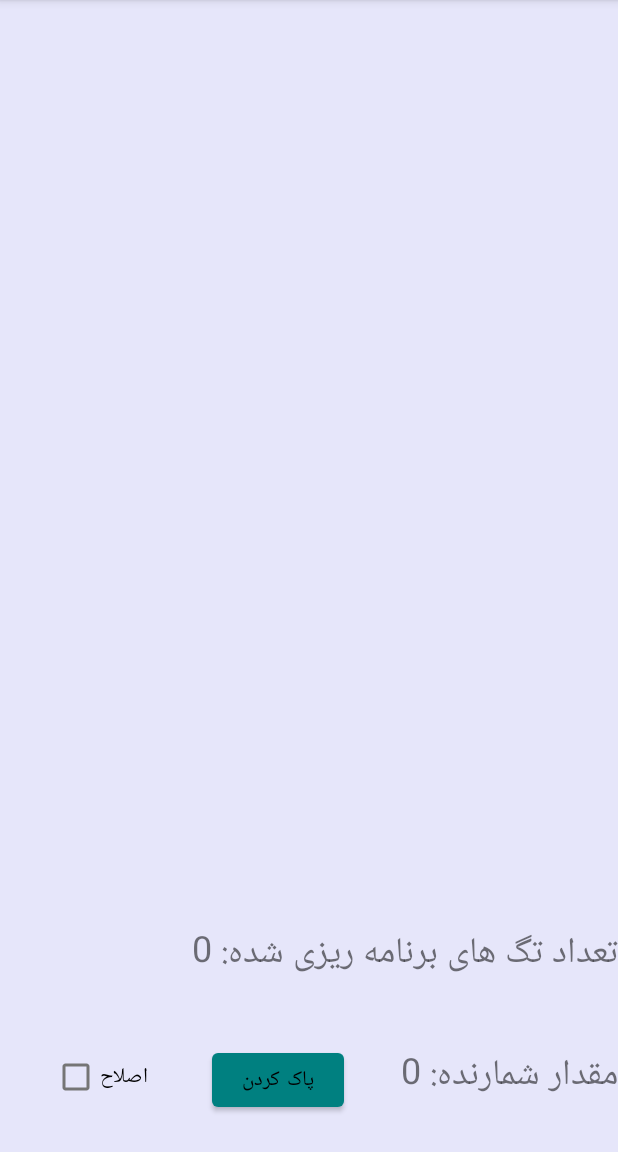
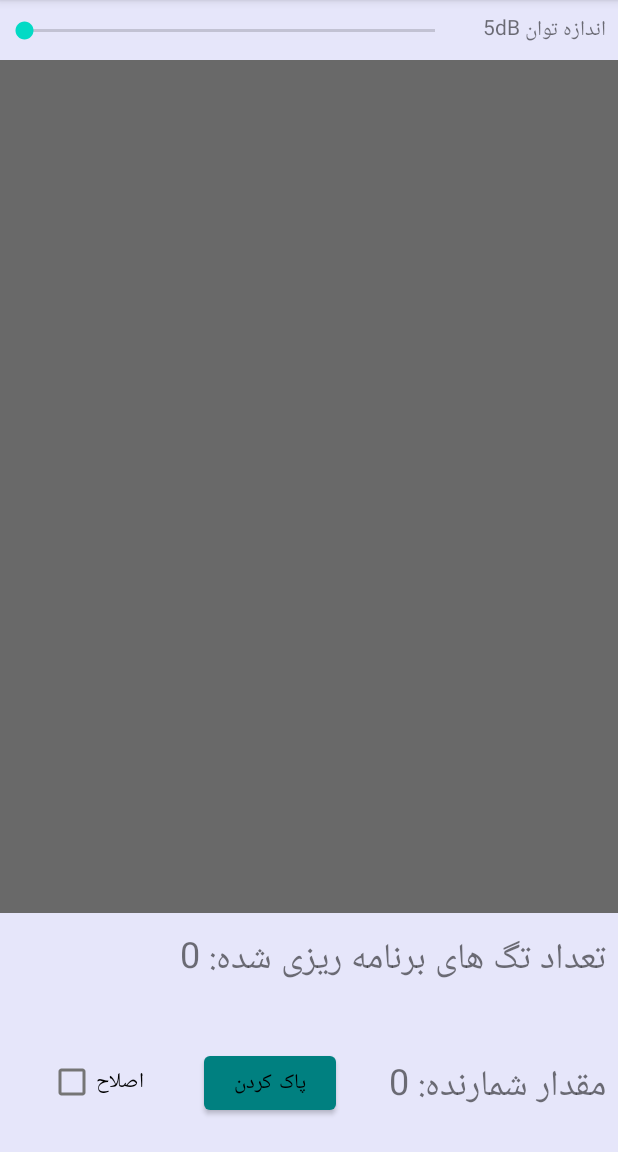
Before and after one commit to aliasgarinezhad/hrfidHandheld, an Android app: the screen it shows after launch (addNew), after a tap on "اضافه کردن", on a phone screen of 412 x 824 dp, the part 84-1236 px from its top. Run offline under Robolectric (Android 15) with nearby library versions, the phone set to English and light mode, and no system bars; libraries missing offline, so code that uses them is left out: com.barcode, com.rscja.deviceapi; 6 statements that could not run were skipped.

Commit message:
v1.8.6
RF power can be changed in addNew activity

```diff
--- a/app/build.gradle
+++ b/app/build.gradle
@@ -12,7 +12,7 @@ android {
         minSdkVersion 23
         targetSdkVersion 30
         versionCode 1
-        versionName "1.8.6"
+        versionName "1.8.7"
         testInstrumentationRunner "androidx.test.runner.AndroidJUnitRunner"
     }
 
--- a/app/src/main/java/com/jeanwest/reader/MainActivity.java
+++ b/app/src/main/java/com/jeanwest/reader/MainActivity.java
@@ -31,12 +31,12 @@ public class MainActivity extends AppCompatActivity {
         }
 
         if(Build.MODEL.equals("EXARKXK650")) {
-            //Toast.makeText(this, "4", Toast.LENGTH_LONG).show();
-            while(!RF.setFrequencyMode((byte) 4)) {
+
+            while(!RF.setFrequencyMode((byte) 0x08)) {
                 RF.free();
             }
         } else if(Build.MODEL.equals("c72")) {
-            //Toast.makeText(this, "0x04", Toast.LENGTH_LONG).show();
+
             while(!RF.setFrequencyMode((byte) 0x04)) {
                 RF.free();
             }
--- a/app/src/main/res/layout/activity_add_new.xml
+++ b/app/src/main/res/layout/activity_add_new.xml
@@ -12,12 +12,14 @@
         android:id="@+id/section_label"
         android:layout_width="0dp"
         android:layout_height="0dp"
+        android:layout_marginTop="8dp"
+        android:background="@color/DimGray"
         android:textSize="18sp"
         app:layout_constraintBottom_toTopOf="@+id/numberOfWrittenView"
         app:layout_constraintEnd_toEndOf="parent"
         app:layout_constraintLeft_toLeftOf="parent"
         app:layout_constraintStart_toStartOf="parent"
-        app:layout_constraintTop_toTopOf="parent"
+        app:layout_constraintTop_toBottomOf="@+id/poweSeekBar"
         tools:layout_constraintLeft_creator="1"
         tools:layout_constraintTop_creator="1" />
 
@@ -25,6 +27,8 @@
         android:id="@+id/numberOfWrittenView"
         android:layout_width="0dp"
         android:layout_height="wrap_content"
+        android:layout_marginTop="8dp"
+        android:layout_marginEnd="8dp"
         android:layout_marginBottom="40dp"
         android:text="تعداد تگ های برنامه ریزی شده: 0"
         android:textSize="24sp"
@@ -37,7 +41,8 @@
         android:id="@+id/numberOfWrittenModifiedView"
         android:layout_width="wrap_content"
         android:layout_height="wrap_content"
-        android:layout_marginBottom="30dp"
+        android:layout_marginEnd="8dp"
+        android:layout_marginBottom="20dp"
         android:text="مقدار شمارنده: 0"
         android:textSize="24sp"
         app:layout_constraintBottom_toBottomOf="parent"
@@ -67,7 +72,7 @@
         android:layout_marginStart="26dp"
         android:layout_marginTop="33dp"
         android:layout_marginEnd="33dp"
-        android:layout_marginBottom="22dp"
+        android:layout_marginBottom="20dp"
         android:onClick="changeOption"
         android:text="اصلاح"
         app:layout_constraintBottom_toBottomOf="parent"
@@ -75,4 +80,30 @@
         app:layout_constraintStart_toStartOf="parent"
         app:layout_constraintTop_toBottomOf="@+id/numberOfWrittenView" />
 
+    <SeekBar
+        android:id="@+id/poweSeekBar"
+        android:layout_width="0dp"
+        android:layout_height="wrap_content"
+        android:layout_marginTop="8dp"
+        android:layout_marginEnd="8dp"
+        android:max="25"
+        app:layout_constraintBottom_toTopOf="@+id/section_label"
+        app:layout_constraintEnd_toStartOf="@+id/powerIndicatorText"
+        app:layout_constraintStart_toStartOf="parent"
+        app:layout_constraintTop_toTopOf="parent" />
+
+    <TextView
+        android:id="@+id/powerIndicatorText"
+        android:layout_width="wrap_content"
+        android:layout_height="wrap_content"
+        android:layout_marginStart="8dp"
+        android:layout_marginTop="8dp"
+        android:layout_marginEnd="8dp"
+        android:layout_marginBottom="8dp"
+        android:text="اندازه توان (5dB)"
+        app:layout_constraintBottom_toTopOf="@+id/section_label"
+        app:layout_constraintEnd_toEndOf="parent"
+        app:layout_constraintStart_toEndOf="@+id/poweSeekBar"
+        app:layout_constraintTop_toTopOf="parent" />
+
 </androidx.constraintlayout.widget.ConstraintLayout>
```
Also changed, not shown: app/src/main/java/com/jeanwest/reader/APIAddNew.java (+6 -4 lines), app/src/main/java/com/jeanwest/reader/addNew.java (+40 -12 lines), app/src/main/java/com/jeanwest/reader/addNewSetting.java (+0 -27 lines), app/src/main/java/com/jeanwest/reader/reading.java (+15 -1 lines), app/src/main/res/layout/activity_add_new_setting.xml (+4 -30 lines).
